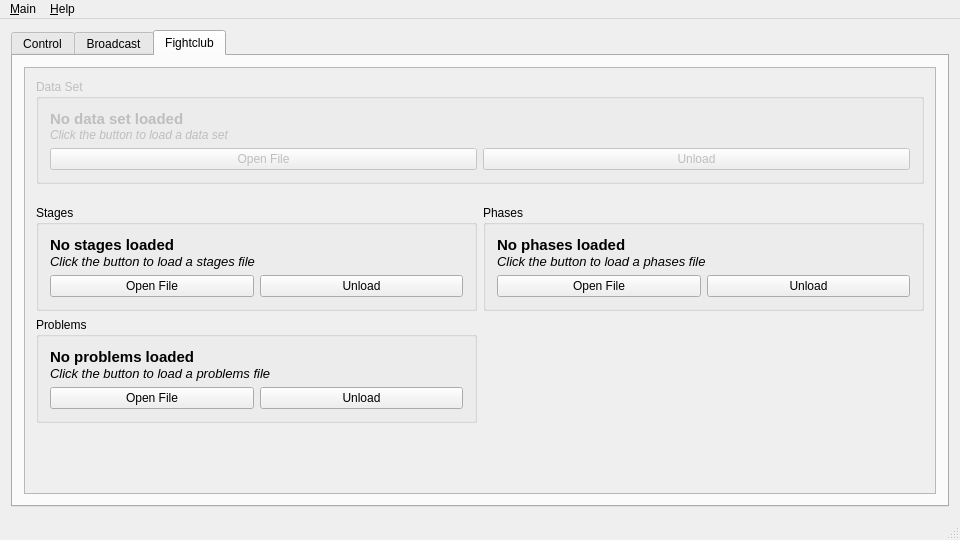
Qt form client/fightclubclient.ui (SFr682k/fightclub) before a commit.
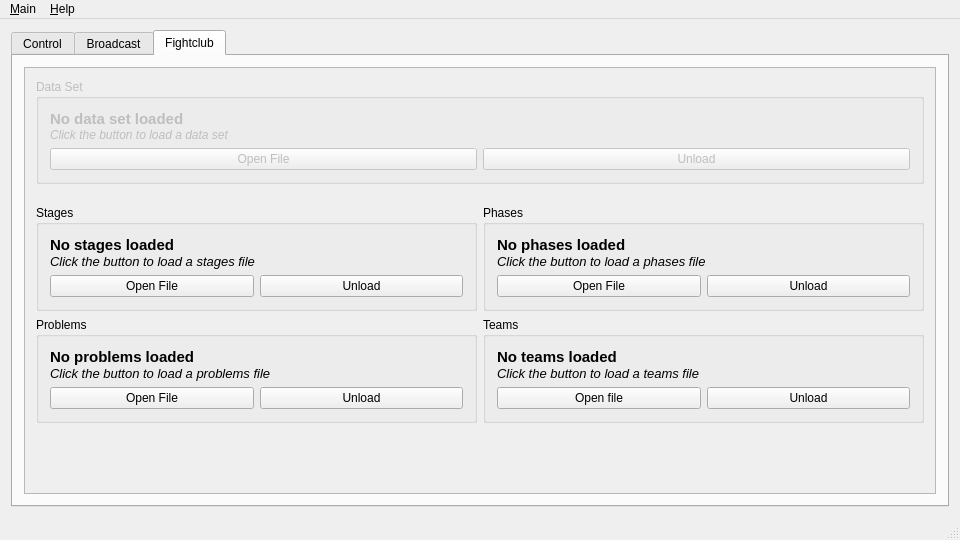
The same form after that commit. The open tabs and pages were chosen to show the change. Icons and pictures are not drawn.

Commit message: Add dialog for loading teams files

The edit to the form file:
```diff
--- a/client/fightclubclient.ui
+++ b/client/fightclubclient.ui
@@ -1335,7 +1335,7 @@
              <x>0</x>
              <y>0</y>
              <width>904</width>
-             <height>475</height>
+             <height>477</height>
             </rect>
            </property>
            <layout class="QVBoxLayout" name="verticalLayout_15">
@@ -1824,6 +1824,102 @@
                 </layout>
                </widget>
               </item>
+              <item row="2" column="1">
+               <widget class="QGroupBox" name="teamsBox">
+                <property name="title">
+                 <string>Teams</string>
+                </property>
+                <layout class="QVBoxLayout" name="verticalLayout_16">
+                 <property name="spacing">
+                  <number>0</number>
+                 </property>
+                 <item>
+                  <widget class="QLabel" name="teamsFileTitle">
+                   <property name="font">
+                    <font>
+                     <pointsize>11</pointsize>
+                     <weight>75</weight>
+                     <bold>true</bold>
+                    </font>
+                   </property>
+                   <property name="text">
+                    <string>No teams loaded</string>
+                   </property>
+                   <property name="wordWrap">
+                    <bool>true</bool>
+                   </property>
+                  </widget>
+                 </item>
+                 <item>
+                  <widget class="QLabel" name="teamsFileDescr">
+                   <property name="font">
+                    <font>
+                     <pointsize>10</pointsize>
+                     <italic>true</italic>
+                    </font>
+                   </property>
+                   <property name="text">
+                    <string>Click the button to load a teams file</string>
+                   </property>
+                   <property name="wordWrap">
+                    <bool>true</bool>
+                   </property>
+                  </widget>
+                 </item>
+                 <item>
+                  <spacer name="verticalSpacer_11">
+                   <property name="orientation">
+                    <enum>Qt::Vertical</enum>
+                   </property>
+                   <property name="sizeHint" stdset="0">
+                    <size>
+                     <width>20</width>
+                     <height>6</height>
+                    </size>
+                   </property>
+                  </spacer>
+                 </item>
+                 <item>
+                  <layout class="QHBoxLayout" name="horizontalLayout_7">
+                   <item>
+                    <widget class="QPushButton" name="loadTeamsFile">
+                     <property name="text">
+                      <string>Open file</string>
+                     </property>
+                     <property name="icon">
+                      <iconset resource="resources.qrc">
+                       <normaloff>:/breeze-icons/document-open-24.png</normaloff>:/breeze-icons/document-open-24.png</iconset>
+                     </property>
+                     <property name="iconSize">
+                      <size>
+                       <width>24</width>
+                       <height>24</height>
+                      </size>
+                     </property>
+                    </widget>
+                   </item>
+                   <item>
+                    <widget class="QPushButton" name="unloadTeamsFile">
+                     <property name="text">
+                      <string>Unload</string>
+                     </property>
+                     <property name="icon">
+                      <iconset resource="resources.qrc">
+                       <normaloff>:/breeze-icons/edit-clear-24.png</normaloff>:/breeze-icons/edit-clear-24.png</iconset>
+                     </property>
+                     <property name="iconSize">
+                      <size>
+                       <width>24</width>
+                       <height>24</height>
+                      </size>
+                     </property>
+                    </widget>
+                   </item>
+                  </layout>
+                 </item>
+                </layout>
+               </widget>
+              </item>
              </layout>
             </item>
             <item>
```
The commit also changes 3 other files.
